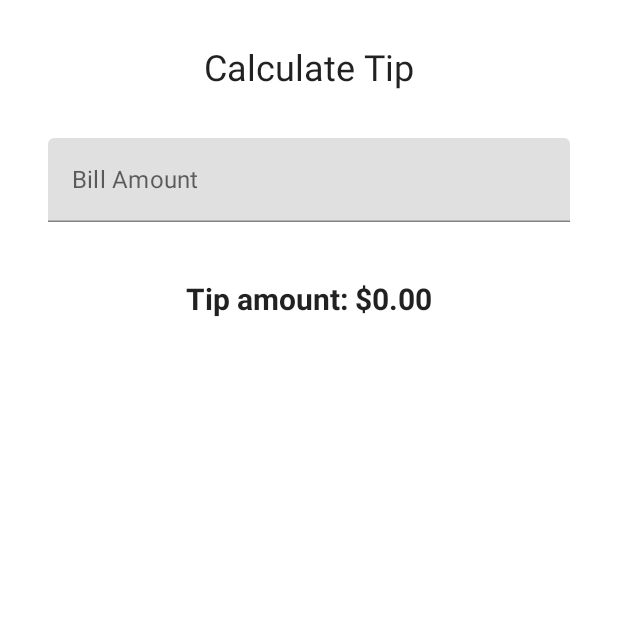
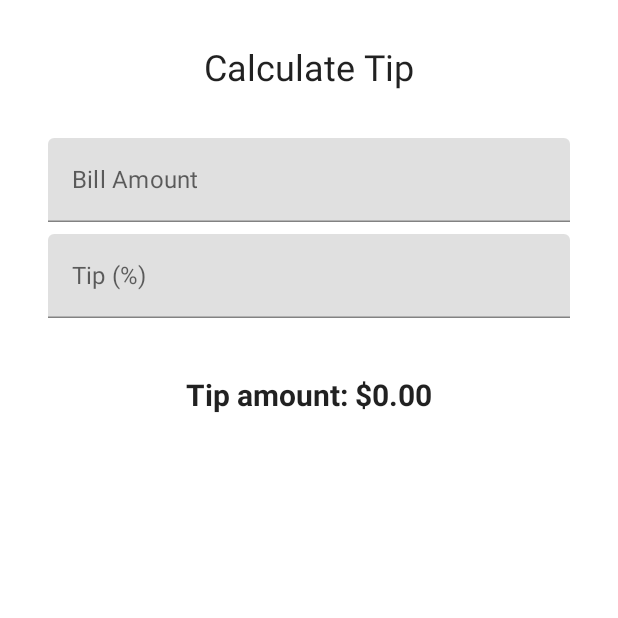
Before and after one commit to sourabhkumar47/Tip-Time-Compose, an Android app built with Jetpack Compose: the screen it shows after launch (MainActivity), on a phone screen of 412 x 824 dp, the top half of it. Run offline under Robolectric (Android 15) with nearby library versions, the phone set to English and light mode, and no system bars.

Commit message:
Created tip % textFiled

```diff
--- a/app/src/main/java/com/example/tiptimecompose/MainActivity.kt
+++ b/app/src/main/java/com/example/tiptimecompose/MainActivity.kt
@@ -3,6 +3,7 @@ package com.example.tiptimecompose
 import android.os.Bundle
 import androidx.activity.ComponentActivity
 import androidx.activity.compose.setContent
+import androidx.annotation.StringRes
 import androidx.compose.foundation.layout.*
 import androidx.compose.foundation.text.KeyboardOptions
 import androidx.compose.material.MaterialTheme
@@ -55,9 +56,18 @@ fun TipTimeScreen() {
             modifier = Modifier.align(Alignment.CenterHorizontally)
         )
         Spacer(Modifier.height(16.dp))
-        EditNumberField(value = amountInput,
+        EditNumberField(
+            label = R.string.bill_Amount,
+            value = amountInput,
             onValueChange = { amountInput = it }
         )
+
+        EditNumberField(
+            label = R.string.how_was_the_service,
+            value = "",
+            onValueChange = {}
+        )
+
         Spacer(Modifier.height(24.dp))
         Text(
             text = stringResource(R.string.tip_amount, tip),
@@ -70,13 +80,15 @@ fun TipTimeScreen() {
 
 @Composable
 fun EditNumberField(
+    @StringRes label: Int,
     value: String,
-    onValueChange: (String) -> Unit
+    onValueChange: (String) -> Unit,
+    modifier: Modifier = Modifier
 ) {
     TextField(
         value = value,
         onValueChange = onValueChange,
-        label = { Text(stringResource(R.string.bill_Amount)) },
+        label = { Text(stringResource(label)) },
         modifier = Modifier.fillMaxWidth(),
         singleLine = true,
         keyboardOptions = KeyboardOptions(keyboardType = KeyboardType.Number)
```
